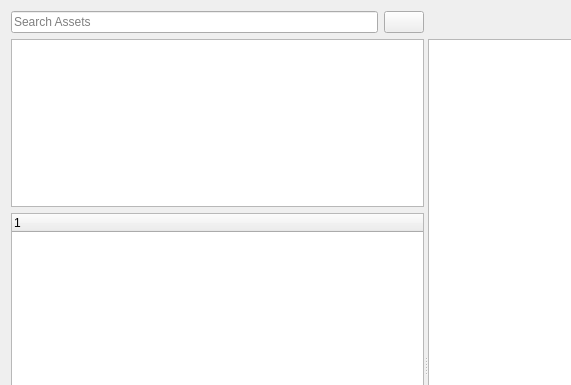
Above: Tools/EditorFramework/Assets/AssetBrowser.ui from ezEngine/ezEngine before the change; both pictures show x 0 to 571 and y 0 to 385 of the 851 by 729 pixel window. Below: the same form after it.
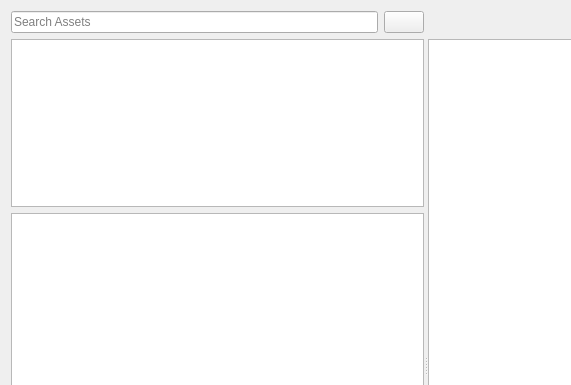
That is the form after the change. Icons and pictures are not drawn. Custom widgets are drawn as their Qt base class.

Commit message: Added directory filtering to the asset browser.

Diff of the .ui file:
```diff
--- a/Tools/EditorFramework/Assets/AssetBrowser.ui
+++ b/Tools/EditorFramework/Assets/AssetBrowser.ui
@@ -57,6 +57,15 @@
        </item>
        <item>
         <widget class="QTreeWidget" name="TreeFolderFilter">
+         <property name="uniformRowHeights">
+          <bool>true</bool>
+         </property>
+         <property name="sortingEnabled">
+          <bool>true</bool>
+         </property>
+         <property name="headerHidden">
+          <bool>true</bool>
+         </property>
          <column>
           <property name="text">
            <string notr="true">1</string>
@@ -66,7 +75,7 @@
        </item>
       </layout>
      </widget>
-     <widget class="QWidget" name="layoutWidget">
+     <widget class="QWidget" name="layoutWidget2">
       <layout class="QVBoxLayout" name="verticalLayout_2" stretch="0,0">
        <item>
         <layout class="QHBoxLayout" name="ToolBarLayout">
```
The commit also changes 14 other files.
